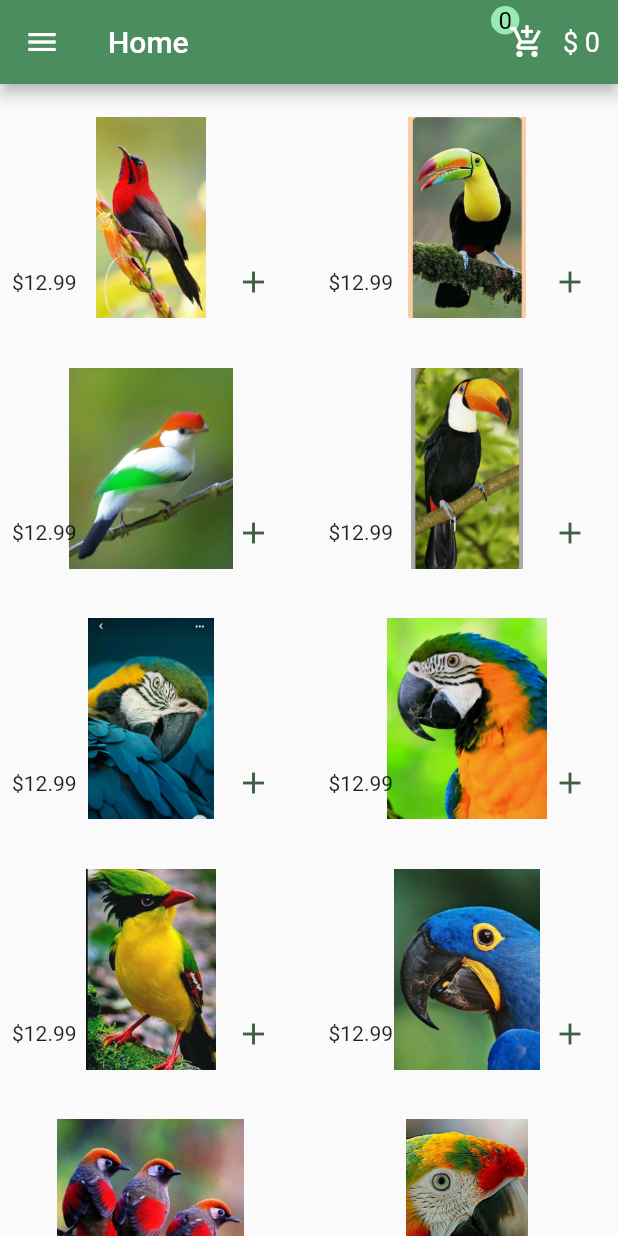
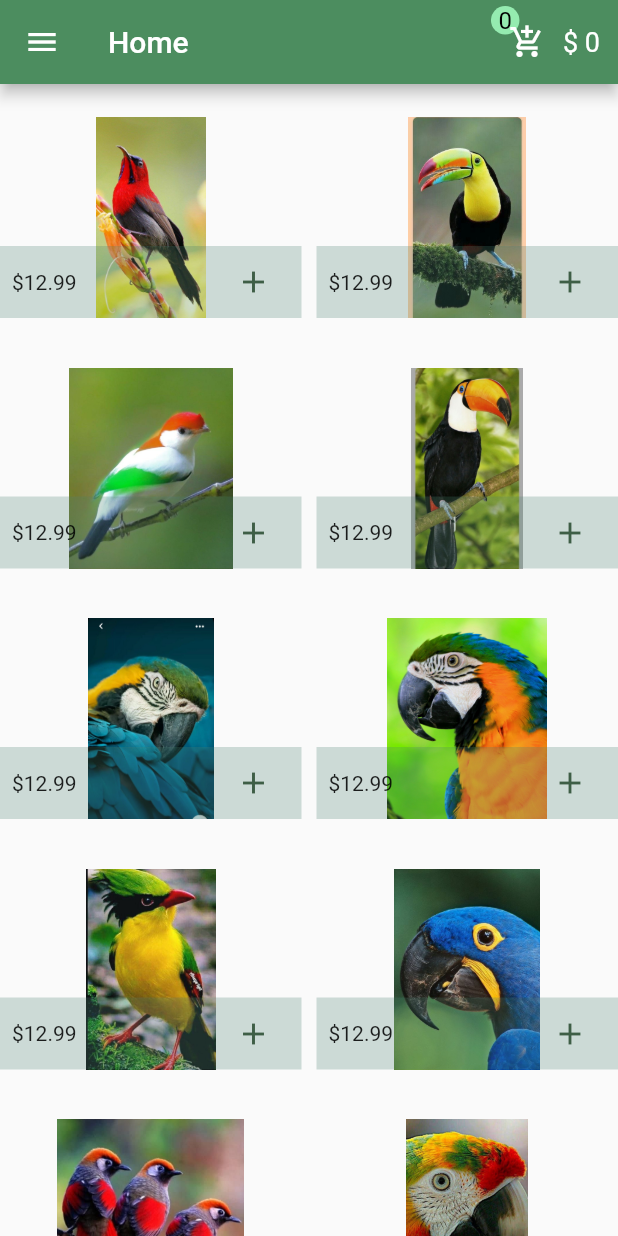
Before and after one commit to abdorady2022001/Electronic_shop, a Flutter app: the screen it shows after launch, on a phone screen of 412 x 824 dp. Run offline on Flutter 3.47's test engine with Material 2 defaults, Android fonts, the phone set to English and light mode, and no system bars.

Commit message:
Finish the project with the code layout fine-tuned

```diff
--- a/lib/main.dart
+++ b/lib/main.dart
@@ -1,3 +1,5 @@
+// ignore_for_file: prefer_const_constructors
+
 import 'package:flutter/material.dart';
 import 'package:shop_application_1/pages/checkout.dart';
 import 'package:shop_application_1/pages/details_screen.dart';
--- a/lib/pages/home.dart
+++ b/lib/pages/home.dart
@@ -1,3 +1,5 @@
+// ignore_for_file: prefer_const_constructors, sort_child_properties_last, prefer_const_literals_to_create_immutables
+
 import 'package:flutter/material.dart';
 import 'package:provider/provider.dart';
 import 'package:shop_application_1/model/item.dart';
@@ -11,7 +13,7 @@ class Home extends StatelessWidget {
 
   @override
   Widget build(BuildContext context) {
-    final Carttt = Provider.of<Cart>(context);
+    final carttt = Provider.of<Cart>(context);
 
     return Scaffold(
         body: Padding(
@@ -46,16 +48,14 @@ class Home extends StatelessWidget {
                       ),
                     ]),
                     footer: GridTileBar(
-// backgroundColor: Color.fromARGB(66, 73, 127, 110),
+                      backgroundColor: Color.fromARGB(66, 73, 127, 110),
                       trailing: IconButton(
                           color: Color.fromARGB(255, 62, 94, 70),
                           onPressed: () {
-                            Carttt.add(items[index]);
+                            carttt.add(items[index]);
                           },
                           icon: Icon(Icons.add)),
-
                       leading: Text("\$12.99"),
-
                       title: Text(
                         "",
                       ),
--- a/lib/shaerd/appbar.dart
+++ b/lib/shaerd/appbar.dart
@@ -1,3 +1,5 @@
+// ignore_for_file: prefer_const_constructors
+
 import 'package:flutter/material.dart';
 import 'package:provider/provider.dart';
 import 'package:shop_application_1/pages/checkout.dart';
@@ -8,7 +10,7 @@ class ProductsAndPrice extends StatelessWidget {
 
   @override
   Widget build(BuildContext context) {
-    final Carttt = Provider.of<Cart>(context);
+    final carttt = Provider.of<Cart>(context);
     return Row(
       children: [
         Stack(
@@ -16,15 +18,15 @@ class ProductsAndPrice extends StatelessWidget {
             Positioned(
               bottom: 24,
               child: Container(
-                  child: Text(
-                    "${Carttt.selectedProducts.length}",
-                    style: TextStyle(
-                        fontSize: 16, color: Color.fromARGB(255, 0, 0, 0)),
-                  ),
                   padding: EdgeInsets.all(5),
                   decoration: BoxDecoration(
                       color: Color.fromARGB(211, 164, 255, 193),
-                      shape: BoxShape.circle)),
+                      shape: BoxShape.circle),
+                  child: Text(
+                    "${carttt.selectedProducts.length}",
+                    style: TextStyle(
+                        fontSize: 16, color: Color.fromARGB(255, 0, 0, 0)),
+                  )),
             ),
             IconButton(
               onPressed: () {
@@ -42,7 +44,7 @@ class ProductsAndPrice extends StatelessWidget {
         Padding(
           padding: const EdgeInsets.only(right: 12),
           child: Text(
-            "\$ ${Carttt.price}",
+            "\$ ${carttt.price}",
             style: TextStyle(fontSize: 18),
           ),
         ),
```
Also changed, not shown: lib/pages/checkout.dart (+12 -10 lines).
